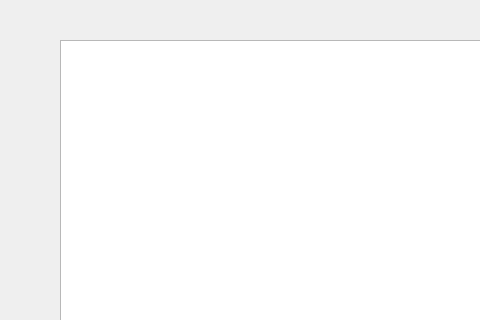
First picture: the form in widget.ui, repository pivleonid/_startEvileg, before the edit; both pictures show x 0 to 480 and y 0 to 320 of the 856 by 667 pixel window.
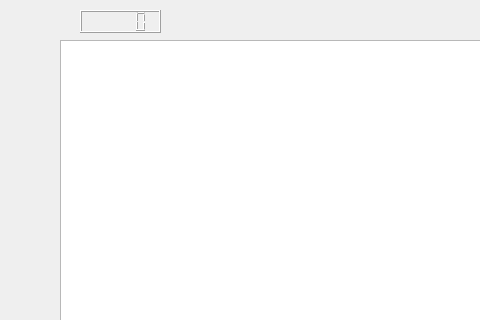
Second picture: the form after the edit.

Diff of the .ui file:
```diff
--- a/widget.ui
+++ b/widget.ui
@@ -23,6 +23,16 @@
     </rect>
    </property>
   </widget>
+  <widget class="QLCDNumber" name="lcdNumber">
+   <property name="geometry">
+    <rect>
+     <x>80</x>
+     <y>10</y>
+     <width>81</width>
+     <height>23</height>
+    </rect>
+   </property>
+  </widget>
  </widget>
  <layoutdefault spacing="6" margin="11"/>
  <resources/>
```
